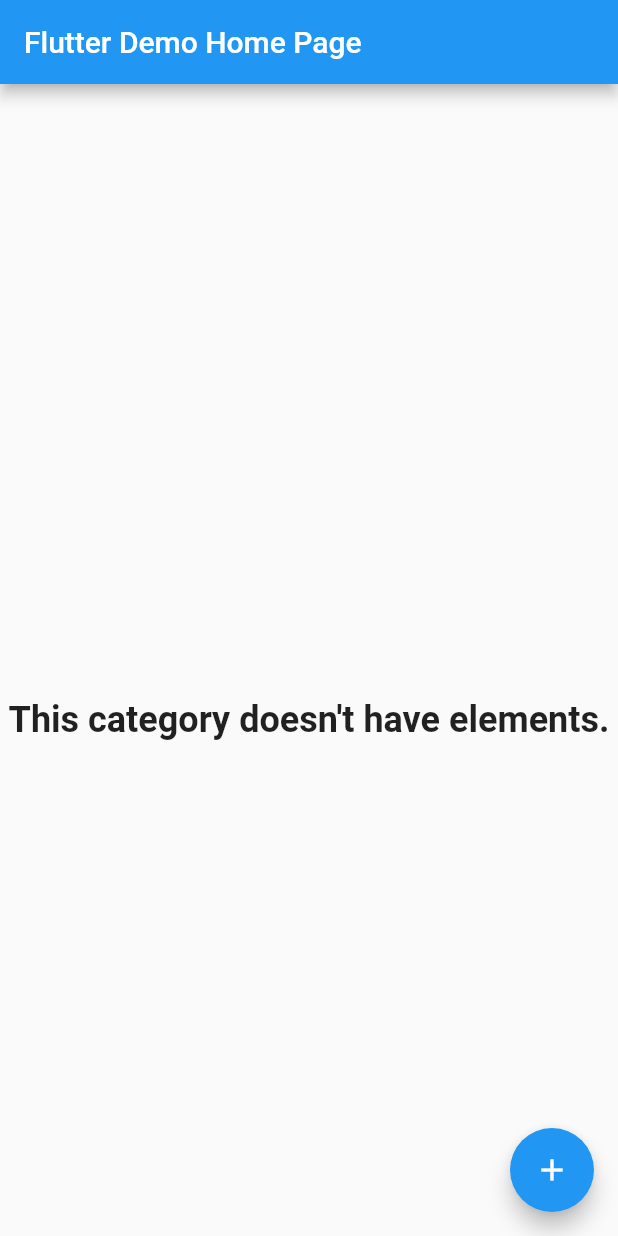
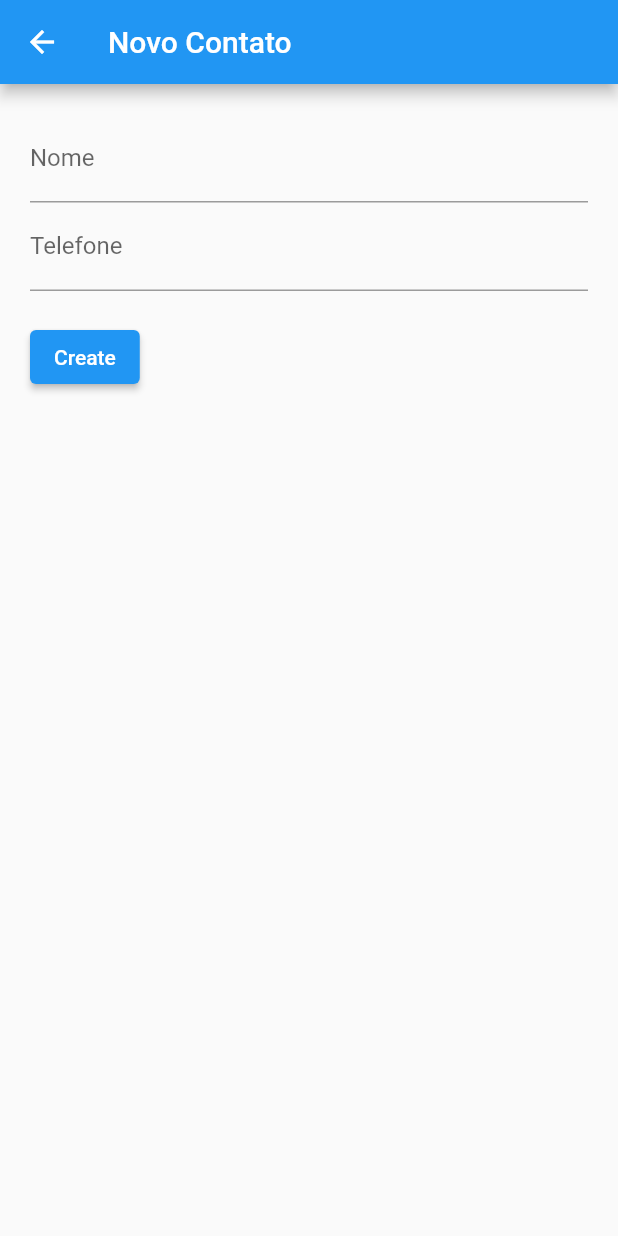
Before and after one commit to krdg10/tellist, a Flutter app: the screen it shows after launch, after a tap on the "add" icon, on a phone screen of 412 x 824 dp. Run offline on Flutter 3.47's test engine with Material 2 defaults, Android fonts, the phone set to English and light mode, and no system bars; our stand-ins replace cloud_firestore, firebase_core; accounts and stored records are empty.

Commit message:
Listagem na home, página de create

```diff
--- a/lib/main.dart
+++ b/lib/main.dart
@@ -1,7 +1,7 @@
-import 'package:cloud_firestore/cloud_firestore.dart';
 import 'package:firebase_core/firebase_core.dart';
 import 'package:flutter/material.dart';
 import 'package:tellist/firebase_options.dart';
+import 'package:tellist/screens/ListaDeTelefones.dart';
 
 // https://www.youtube.com/watch?v=HA4hPS460YY
 // ai ver de salvar algo... carregar algo...
@@ -20,132 +20,14 @@ void main() async {
 
 class MyApp extends StatelessWidget {
   const MyApp({super.key});
-
-  // This widget is the root of your application.
   @override
   Widget build(BuildContext context) {
     return MaterialApp(
       title: 'Flutter Demo',
       theme: ThemeData(
-        // This is the theme of your application.
-        //
-        // Try running your application with "flutter run". You'll see the
-        // application has a blue toolbar. Then, without quitting the app, try
-        // changing the primarySwatch below to Colors.green and then invoke
-        // "hot reload" (press "r" in the console where you ran "flutter run",
-        // or simply save your changes to "hot reload" in a Flutter IDE).
-        // Notice that the counter didn't reset back to zero; the application
-        // is not restarted.
         primarySwatch: Colors.blue,
       ),
-      home: const MyHomePage(title: 'Flutter Demo Home Page'),
+      home: const ListaDeTelefones(),
     );
   }
 }
-
-class MyHomePage extends StatefulWidget {
-  const MyHomePage({super.key, required this.title});
-
-  // This widget is the home page of your application. It is stateful, meaning
-  // that it has a State object (defined below) that contains fields that affect
-  // how it looks.
-
-  // This class is the configuration for the state. It holds the values (in this
-  // case the title) provided by the parent (in this case the App widget) and
-  // used by the build method of the State. Fields in a Widget subclass are
-  // always marked "final".
-
-  final String title;
-
-  @override
-  State<MyHomePage> createState() => _MyHomePageState();
-}
-
-class _MyHomePageState extends State<MyHomePage> {
-  int _counter = 0;
-  final db = FirebaseFirestore.instance;
-
-  void _incrementCounter() {
-    setState(() {
-      // This call to setState tells the Flutter framework that something has
-      // changed in this State, which causes it to rerun the build method below
-      // so that the display can reflect the updated values. If we changed
-      // _counter without calling setState(), then the build method would not be
-      // called again, and so nothing would appear to happen.
-      _counter++;
-    });
-  }
-
-  @override
-  Widget build(BuildContext context) {
-    CollectionReference users = db.collection("users");
-
-    // This method is rerun every time setState is called, for instance as done
-    // by the _incrementCounter method above.
-    //
-    // The Flutter framework has been optimized to make rerunning build methods
-    // fast, so that you can just rebuild anything that needs updating rather
-    // than having to individually change instances of widgets.
-    return Scaffold(
-      appBar: AppBar(
-        // Here we take the value from the MyHomePage object that was created by
-        // the App.build method, and use it to set our appbar title.
-        title: Text(widget.title),
-      ),
-      body: FutureBuilder<QuerySnapshot>(
-        future: users.get(),
-        builder: (context, snapshot) {
-          switch (snapshot.connectionState) {
-            case ConnectionState.none:
-              break;
-            case ConnectionState.waiting:
-              break;
-            case ConnectionState.active:
-              break;
-            case ConnectionState.done:
-              List<Map<String, dynamic>?>? users = snapshot.data?.docs
-                  .map((e) => e.data() as Map<String, dynamic>?)
-                  .toList();
-//https://stackoverflow.com/questions/68494359/type-jsonquerysnapshot-is-not-a-subtype-of-type-mapstring-dynamic-in-typ
-// https://www.educative.io/answers/how-to-use-flutter-to-read-and-write-data-to-firebase
-              if (users!.isEmpty) {
-                return const Padding(
-                  padding: EdgeInsets.only(top: 80),
-                  child: Center(
-                    child: Text(
-                      "This category doesn't have elements.",
-                      style:
-                          TextStyle(fontWeight: FontWeight.bold, fontSize: 24),
-                    ),
-                  ),
-                );
-              } else {
-                return SizedBox(
-                  height: 500,
-                  child: GridView.builder(
-                    shrinkWrap: true,
-                    itemCount: users.length,
-                    gridDelegate:
-                        const SliverGridDelegateWithFixedCrossAxisCount(
-                      crossAxisCount: 3,
-                    ),
-                    itemBuilder: (context, index) {
-                      final json = users[index];
-                      return Text('$json');
-                    },
-                  ),
-                );
-              }
-          }
-
-          return Text('Unknowm error');
-        },
-      ),
-      floatingActionButton: FloatingActionButton(
-        onPressed: _incrementCounter,
-        tooltip: 'Increment',
-        child: const Icon(Icons.add),
-      ), // This trailing comma makes auto-formatting nicer for build methods.
-    );
-  }
-}
--- /dev/null
+++ b/lib/screens/ListaDeTelefones.dart
@@ -0,0 +1,71 @@
+import 'package:flutter/material.dart';
+import 'package:cloud_firestore/cloud_firestore.dart';
+import 'package:tellist/screens/NovoContato.dart';
+
+class ListaDeTelefones extends StatefulWidget {
+  const ListaDeTelefones({super.key});
+
+  @override
+  State<ListaDeTelefones> createState() => _ListaDeTelefonesState();
+}
+
+class _ListaDeTelefonesState extends State<ListaDeTelefones> {
+  final Stream<QuerySnapshot> contactsStream =
+      FirebaseFirestore.instance.collection('contacts').snapshots();
+  CollectionReference db = FirebaseFirestore.instance.collection("contacts");
+
+  @override
+  Widget build(BuildContext context) {
+    return Scaffold(
+      appBar: AppBar(
+        title: const Text('Lista de Telefones'),
+      ),
+      body: StreamBuilder<QuerySnapshot>(
+        stream: contactsStream,
+        builder: (BuildContext context, AsyncSnapshot<QuerySnapshot> snapshot) {
+          if (snapshot.hasError) {
+            return const Text('Something went wrong');
+          }
+
+          if (snapshot.connectionState == ConnectionState.waiting) {
+            return Center(
+              child: Column(
+                crossAxisAlignment: CrossAxisAlignment.center,
+                mainAxisAlignment: MainAxisAlignment.center,
+                children: const [
+                  CircularProgressIndicator(),
+                  Text('Loading'),
+                ],
+              ),
+            );
+          }
+
+          return ListView(
+            children: snapshot.data!.docs
+                .map((DocumentSnapshot document) {
+                  Map<String, dynamic> data =
+                      document.data()! as Map<String, dynamic>;
+                  return ListTile(
+                    title: Text(data['nome']),
+                    subtitle: Text(data['numero']),
+                  );
+                })
+                .toList()
+                .cast(),
+          );
+        },
+      ),
+      floatingActionButton: FloatingActionButton(
+        onPressed: () {
+          Navigator.of(context).push(
+            MaterialPageRoute(
+              builder: (context) => const NovoContato(),
+            ),
+          );
+        },
+        tooltip: 'Increment',
+        child: const Icon(Icons.add),
+      ),
+    );
+  }
+}
--- /dev/null
+++ b/lib/screens/NovoContato.dart
@@ -0,0 +1,17 @@
+import 'package:cloud_firestore/cloud_firestore.dart';
+import 'package:flutter/material.dart';
+import 'package:tellist/widgets/FormContact.dart';
+
+class NovoContato extends StatelessWidget {
+  const NovoContato({super.key});
+
+  @override
+  Widget build(BuildContext context) {
+    return Scaffold(
+      appBar: AppBar(
+        title: const Text('Novo Contato'),
+      ),
+      body: const FormContact(updateOrCreate: 'Create'),
+    );
+  }
+}
--- /dev/null
+++ b/lib/widgets/FormContact.dart
@@ -0,0 +1,51 @@
+import 'package:cloud_firestore/cloud_firestore.dart';
+import 'package:flutter/material.dart';
+
+class FormContact extends StatelessWidget {
+  final String updateOrCreate;
+  const FormContact({Key? key, required this.updateOrCreate}) : super(key: key);
+
+  @override
+  Widget build(BuildContext context) {
+    final TextEditingController _controllerNome = TextEditingController();
+    final TextEditingController _controllerNumero = TextEditingController();
+    CollectionReference contacts =
+        FirebaseFirestore.instance.collection("contacts");
+    return Padding(
+      padding: const EdgeInsets.only(top: 20, left: 20, right: 20),
+      child: Column(
+        mainAxisSize: MainAxisSize.min,
+        crossAxisAlignment: CrossAxisAlignment.start,
+        children: [
+          TextField(
+            controller: _controllerNome,
+            decoration: const InputDecoration(labelText: 'Nome'),
+          ),
+          TextField(
+            keyboardType: const TextInputType.numberWithOptions(),
+            controller: _controllerNumero,
+            decoration: const InputDecoration(
+              labelText: 'Telefone',
+            ),
+          ),
+          const SizedBox(
+            height: 20,
+          ),
+          ElevatedButton(
+            child: Text('$updateOrCreate'),
+            onPressed: () async {
+              final String name = _controllerNome.text;
+              final String numero = _controllerNumero.text;
+              if (updateOrCreate == 'Create') {
+                await contacts.add({"nome": name, "numero": numero});
+              }
+              _controllerNome.text = '';
+              _controllerNumero.text = '';
+              Navigator.of(context).pop();
+            },
+          )
+        ],
+      ),
+    );
+  }
+}
```
